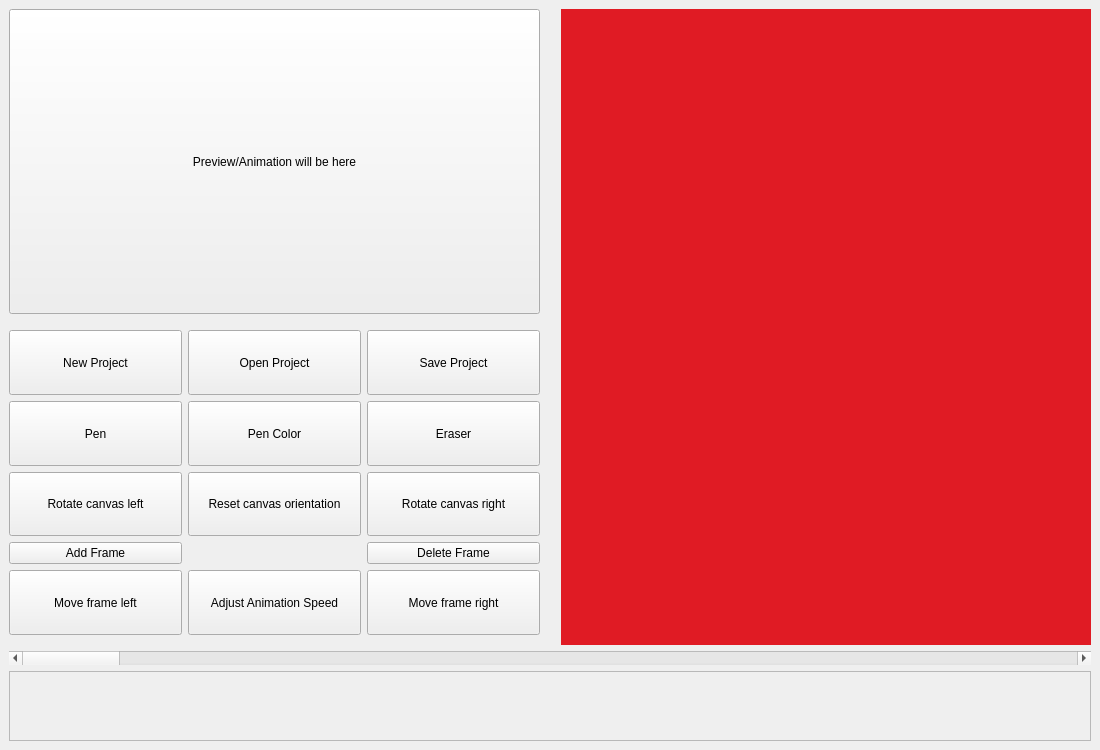
Before: the Qt Designer form mainwindow.ui in sydneyB6577/SpriteEditor, drawn with Qt 5.
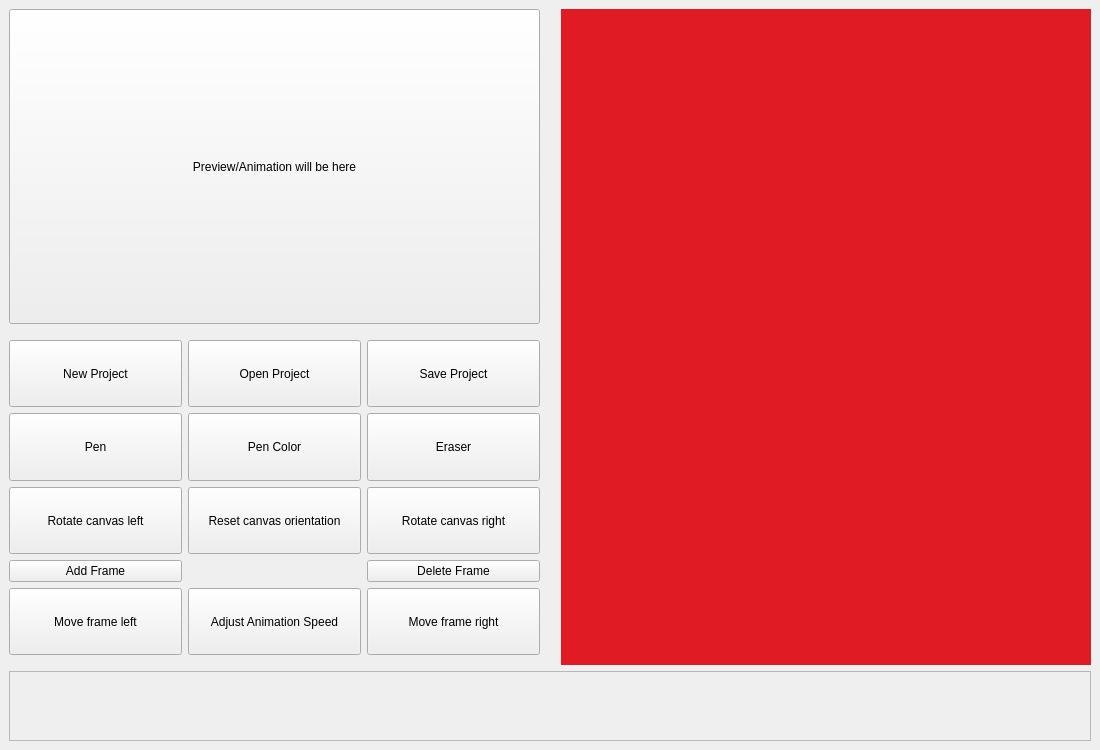
After: the same form once the commit is applied. Custom widgets are drawn as their Qt base class.

Commit message: Fixed canvas overlapping problem. Also fixed scroll wheel problem.

```diff
--- a/mainwindow.ui
+++ b/mainwindow.ui
@@ -276,19 +276,6 @@
     </item>
     <item>
      <layout class="QVBoxLayout" name="frames">
-      <item>
-       <widget class="QScrollBar" name="framesScrollBar">
-        <property name="sizePolicy">
-         <sizepolicy hsizetype="Minimum" vsizetype="Preferred">
-          <horstretch>0</horstretch>
-          <verstretch>0</verstretch>
-         </sizepolicy>
-        </property>
-        <property name="orientation">
-         <enum>Qt::Orientation::Horizontal</enum>
-        </property>
-       </widget>
-      </item>
       <item>
        <widget class="QScrollArea" name="scrollArea_2">
         <property name="sizePolicy">
```
The commit also changes 3 other files.
